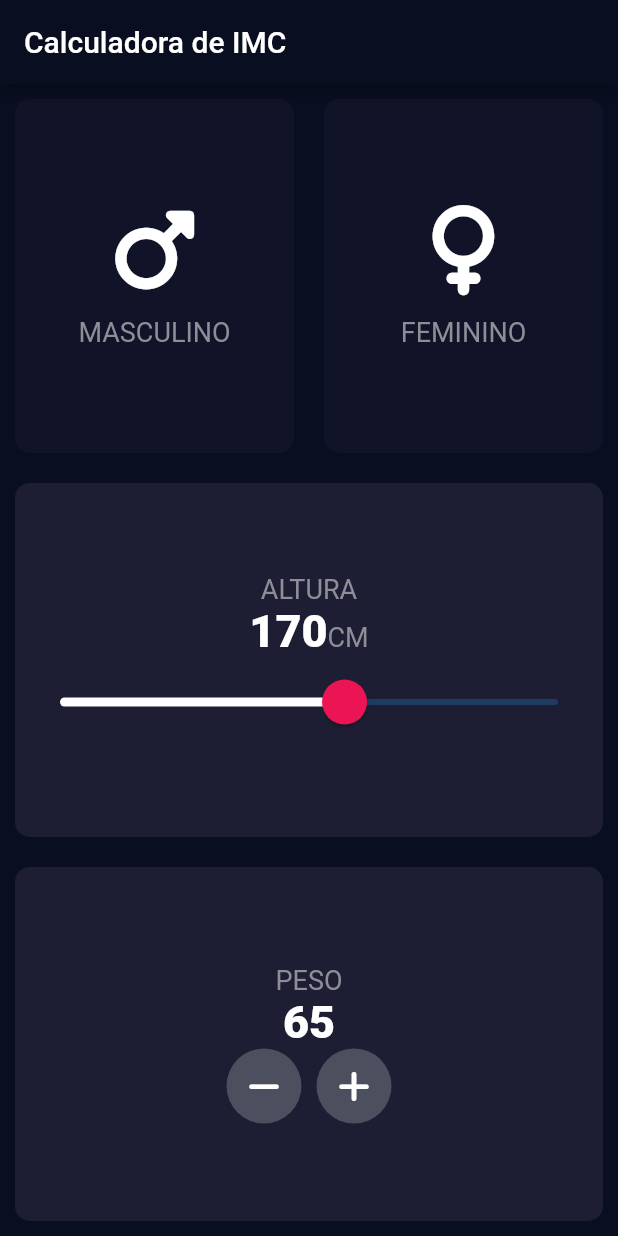
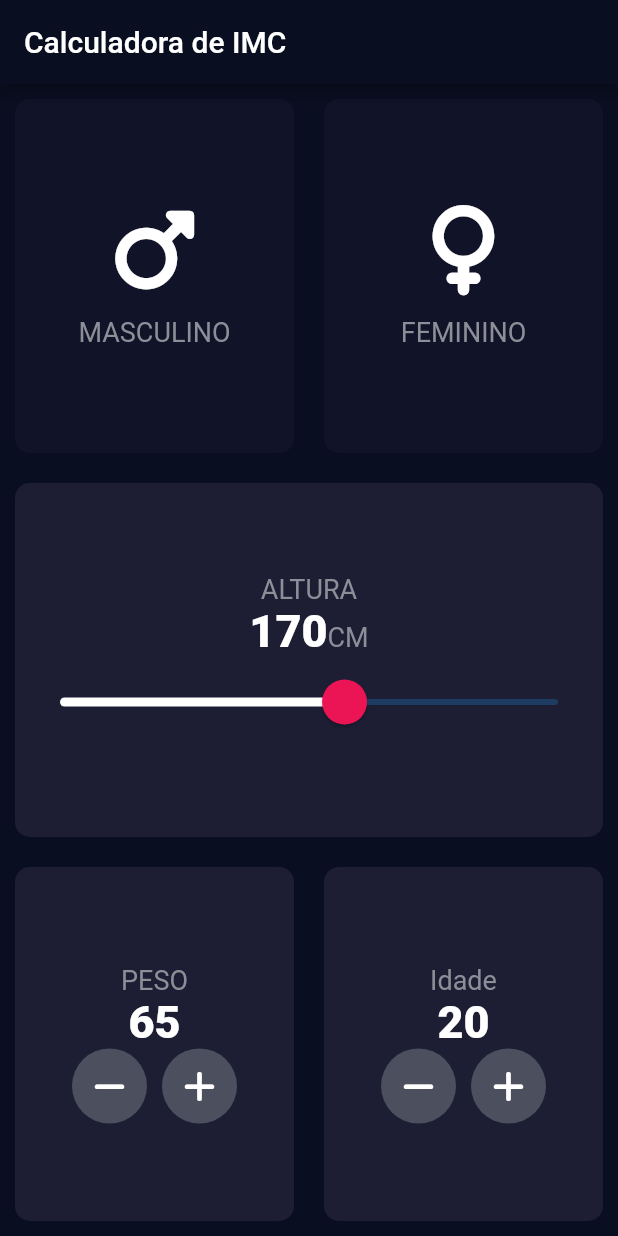
Before and after one commit to ReinanS/BMI_Calculator, a Flutter app: the screen it shows after launch, on a phone screen of 412 x 824 dp. Run offline on Flutter 3.47's test engine with Material 2 defaults, Android fonts, the phone set to English and light mode, and no system bars; our stand-ins replace font_awesome_flutter.

Commit message:
feat: adiciona card idade

```diff
--- a/lib/pages/home_page.dart
+++ b/lib/pages/home_page.dart
@@ -1,3 +1,5 @@
+import 'package:calculadora_imc/components/bottombm_button.dart';
+import 'package:calculadora_imc/components/calculation.dart';
 import 'package:calculadora_imc/components/icon_content.dart';
 import 'package:calculadora_imc/components/reusable_card.dart';
 import 'package:calculadora_imc/components/round_icon_button.dart';
@@ -158,10 +160,52 @@ class _HomePageState extends State<HomePage> {
                       ],
                     ),
                   ),
+                ),
+                Expanded(
+                  child: ReusableCard(
+                    colour: kActiveCardColor,
+                    cardChild: Column(
+                      mainAxisAlignment: MainAxisAlignment.center,
+                      children: <Widget>[
+                        Text(
+                          'Idade',
+                          style: kLabelTextStyle,
+                        ),
+                        Text(
+                          age.toString(),
+                          style: kNumberStyle,
+                        ),
+                        Row(
+                          mainAxisAlignment: MainAxisAlignment.center,
+                          children: <Widget>[
+                            RoundIconButton(
+                              icon: FontAwesomeIcons.minus,
+                              onPress: () {
+                                setState(() {
+                                  age--;
+                                });
+                              },
+                            ),
+                            SizedBox(
+                              width: 10,
+                            ),
+                            RoundIconButton(
+                              icon: FontAwesomeIcons.plus,
+                              onPress: () {
+                                setState(() {
+                                  age++;
+                                });
+                              },
+                            )
+                          ],
+                        )
+                      ],
+                    ),
+                  ),
                 )
               ],
             ),
-          )
+          ),
         ],
       ),
     );
```
